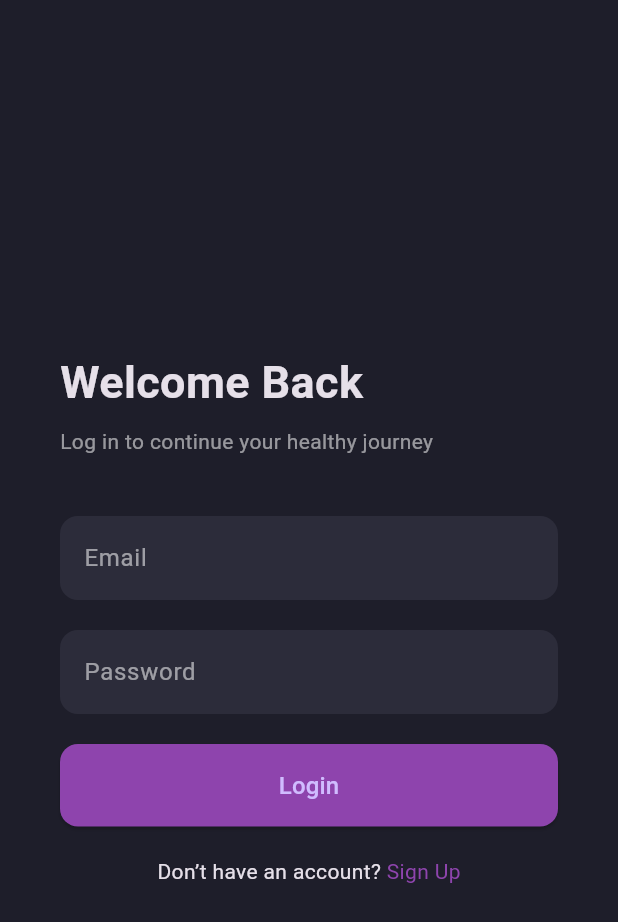
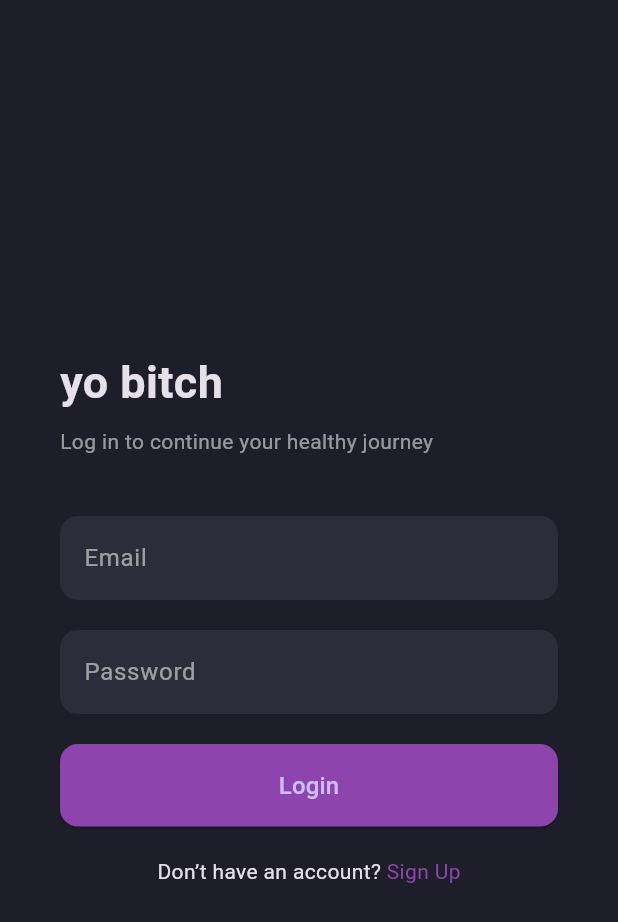
Before and after one commit to CodeOtter11/meal_planner, a Flutter app: the screen it shows after launch, on a phone screen of 412 x 824 dp. Shown: the top 922 px of the screen. Run offline on Flutter 3.47's test engine with Material 3 defaults, Android fonts, the phone set to English and light mode, and no system bars; our stand-ins replace shared_preferences.

Commit message:
made changes to login page

```diff
--- a/lib/login_page.dart
+++ b/lib/login_page.dart
@@ -72,7 +72,7 @@ class _LoginPageState extends State<LoginPage> {
                   crossAxisAlignment: CrossAxisAlignment.start,
                   children: [
                     const Text(
-                      "Welcome Back",
+                      "yo bitch",
                       style:
                       TextStyle(fontSize: 30, fontWeight: FontWeight.bold),
                     ),
```
